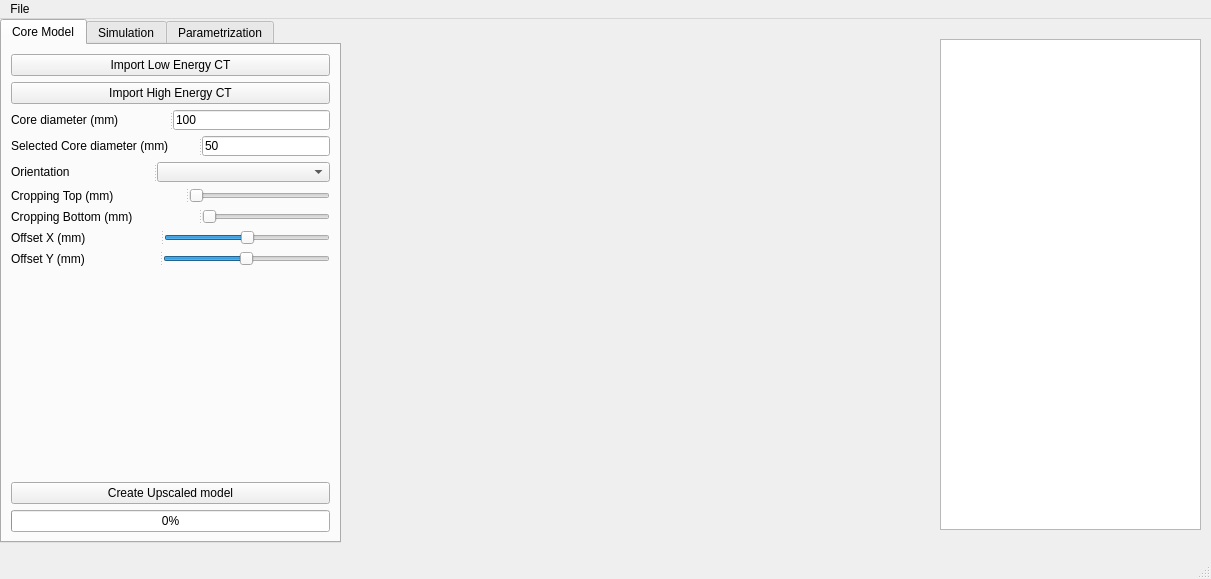
Old version of the form GUI/Julia.ui in the repository OPM/OpenDect.
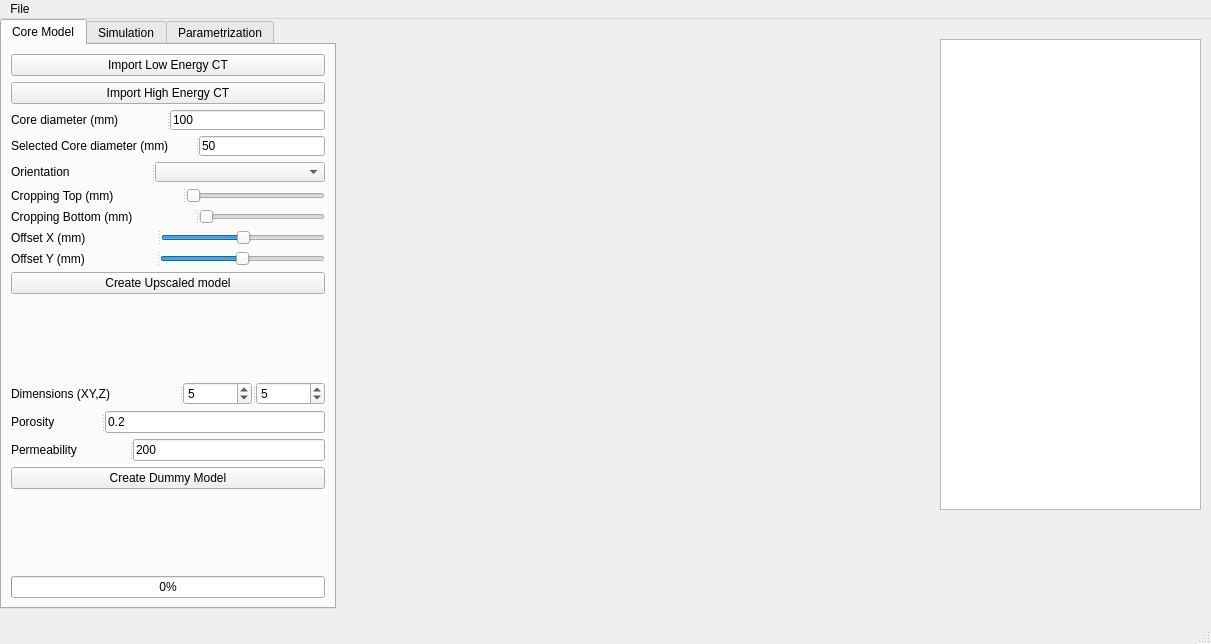
New version of the form.

Commit message: implemented dummy grid, lighter 3d plot

```diff
--- a/GUI/Julia.ui
+++ b/GUI/Julia.ui
@@ -7,7 +7,7 @@
     <x>0</x>
     <y>0</y>
     <width>1211</width>
-    <height>579</height>
+    <height>644</height>
    </rect>
   </property>
   <property name="windowTitle">
@@ -19,8 +19,8 @@
      <rect>
       <x>0</x>
       <y>0</y>
-      <width>341</width>
-      <height>524</height>
+      <width>336</width>
+      <height>590</height>
      </rect>
     </property>
     <property name="autoFillBackground">
@@ -251,19 +251,6 @@
         </widget>
        </widget>
       </item>
-      <item>
-       <spacer name="verticalSpacer_2">
-        <property name="orientation">
-         <enum>Qt::Vertical</enum>
-        </property>
-        <property name="sizeHint" stdset="0">
-         <size>
-          <width>20</width>
-          <height>40</height>
-         </size>
-        </property>
-       </spacer>
-      </item>
       <item>
        <widget class="QPushButton" name="pushButton_3">
         <property name="text">
@@ -271,6 +258,95 @@
         </property>
        </widget>
       </item>
+      <item>
+       <spacer name="verticalSpacer_3">
+        <property name="orientation">
+         <enum>Qt::Vertical</enum>
+        </property>
+        <property name="sizeHint" stdset="0">
+         <size>
+          <width>20</width>
+          <height>40</height>
+         </size>
+        </property>
+       </spacer>
+      </item>
+      <item>
+       <widget class="QSplitter" name="splitter_8">
+        <property name="orientation">
+         <enum>Qt::Horizontal</enum>
+        </property>
+        <widget class="QLabel" name="label_36">
+         <property name="text">
+          <string>Dimensions (XY,Z)</string>
+         </property>
+        </widget>
+        <widget class="QSpinBox" name="spinBox_3">
+         <property name="value">
+          <number>5</number>
+         </property>
+        </widget>
+        <widget class="QSpinBox" name="spinBox_4">
+         <property name="value">
+          <number>5</number>
+         </property>
+        </widget>
+       </widget>
+      </item>
+      <item>
+       <widget class="QSplitter" name="splitter_9">
+        <property name="orientation">
+         <enum>Qt::Horizontal</enum>
+        </property>
+        <widget class="QLabel" name="label_37">
+         <property name="text">
+          <string>Porosity</string>
+         </property>
+        </widget>
+        <widget class="QLineEdit" name="lineEdit_19">
+         <property name="text">
+          <string>0.2</string>
+         </property>
+        </widget>
+       </widget>
+      </item>
+      <item>
+       <widget class="QSplitter" name="splitter_10">
+        <property name="orientation">
+         <enum>Qt::Horizontal</enum>
+        </property>
+        <widget class="QLabel" name="label_38">
+         <property name="text">
+          <string>Permeability</string>
+         </property>
+        </widget>
+        <widget class="QLineEdit" name="lineEdit_20">
+         <property name="text">
+          <string>200</string>
+         </property>
+        </widget>
+       </widget>
+      </item>
+      <item>
+       <widget class="QPushButton" name="pushButton_6">
+        <property name="text">
+         <string>Create Dummy Model</string>
+        </property>
+       </widget>
+      </item>
+      <item>
+       <spacer name="verticalSpacer_2">
+        <property name="orientation">
+         <enum>Qt::Vertical</enum>
+        </property>
+        <property name="sizeHint" stdset="0">
+         <size>
+          <width>20</width>
+          <height>24</height>
+         </size>
+        </property>
+       </spacer>
+      </item>
       <item>
        <widget class="QProgressBar" name="progressBar">
         <property name="value">
@@ -1015,7 +1091,7 @@
       <x>350</x>
       <y>20</y>
       <width>581</width>
-      <height>501</height>
+      <height>571</height>
      </rect>
     </property>
    </widget>
@@ -1025,7 +1101,7 @@
       <x>940</x>
       <y>20</y>
       <width>261</width>
-      <height>491</height>
+      <height>471</height>
      </rect>
     </property>
     <property name="readOnly">
```
Left out of the diff: 41 changed lines with no effect on the pictures. The commit also changes 6 other files.
